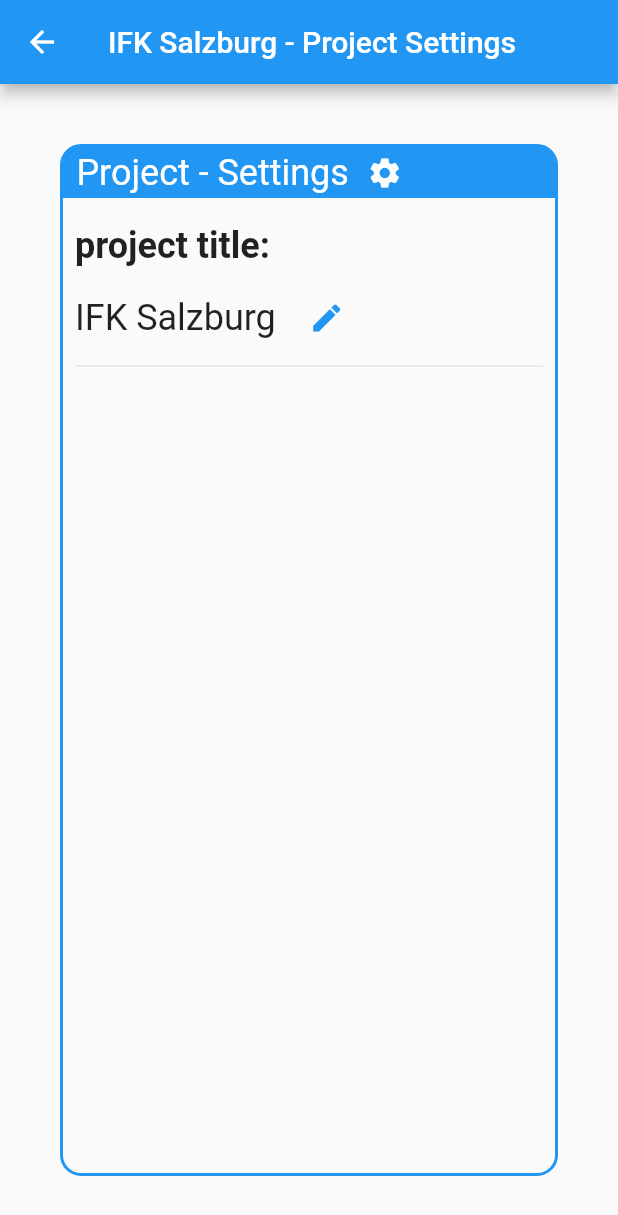
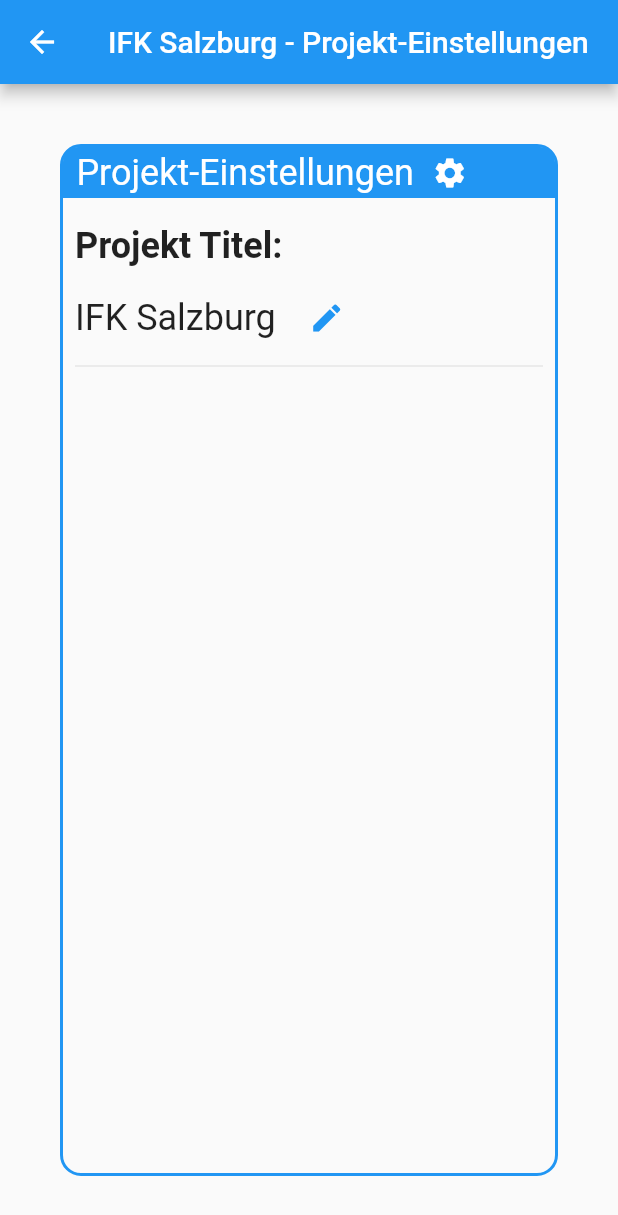
Before and after one commit to ThreeLakeGames/knx_keybinding_tool, a Flutter app: the ProjectSettingsScreen screen opened by its route, on a phone screen of 412 x 824 dp. Shown: the top 1215 px of the screen. Run offline on Flutter 3.47's test engine with Material 2 defaults, Android fonts, the phone set to English and light mode, and no system bars; our stand-ins replace pdf, printing.

Commit message:
Web deploy + translated projtect setting screen

```diff
--- a/lib/screens/project_settings_screen.dart
+++ b/lib/screens/project_settings_screen.dart
@@ -30,7 +30,7 @@
     final mainAreaData = Provider.of<MainAreaData>(context);
     return Scaffold(
       appBar: AppBar(
-        title: Text(mainAreaData.projectName + " - Project Settings"),
+        title: Text(mainAreaData.projectName + " - Projekt-Einstellungen"),
       ),
       body: Container(
         margin: const EdgeInsets.all(40.0),
@@ -53,7 +53,8 @@
               child: Row(
                 children: [
                   Text(
-                    " Project - Settings  ",
+                    " Projekt-Einstellungen  ",
+                    // " Project - Settings  ",
                     style: Theme.of(context)
                         .textTheme
                         .headline5
@@ -81,7 +82,8 @@
                         crossAxisAlignment: CrossAxisAlignment.start,
                         children: [
                           Text(
-                            "project title:    ",
+                            "Projekt Titel:    ",
+                            // "project title:    ",
                             style: Theme.of(context)
                                 .textTheme
                                 .headline5
```
Also changed, not shown: 1 other file.
